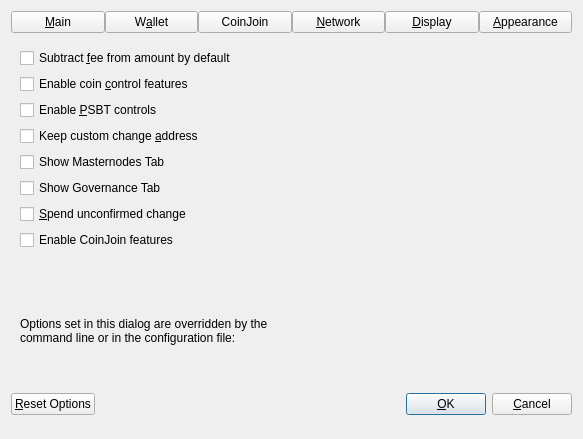
The window that src/qt/forms/optionsdialog.ui (dashpay/dash-dev-branches) describes before a commit, drawn with Qt 5.
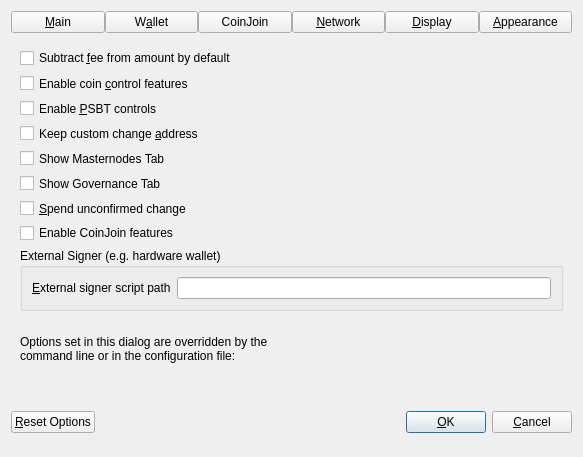
The same window after the commit. The open tabs and pages were chosen to show the change. Custom widgets are drawn as their Qt base class.

Commit message: Merge bitcoin-core/gui#4: UI external signer support (e.g. hardware wallet)

```diff
--- a/src/qt/forms/optionsdialog.ui
+++ b/src/qt/forms/optionsdialog.ui
@@ -409,6 +409,36 @@
          </item>
         </layout>
        </item>
+       <item>
+        <widget class="QGroupBox" name="groupBoxHww">
+         <property name="title">
+          <string>External Signer (e.g. hardware wallet)</string>
+         </property>
+         <layout class="QVBoxLayout" name="verticalLayoutHww">
+           <item>
+            <layout class="QHBoxLayout" name="horizontalLayoutHww">
+             <item>
+              <widget class="QLabel" name="externalSignerPathLabel">
+               <property name="text">
+                <string>&amp;External signer script path</string>
+               </property>
+               <property name="buddy">
+                <cstring>externalSignerPath</cstring>
+               </property>
+              </widget>
+             </item>
+             <item>
+              <widget class="QLineEdit" name="externalSignerPath">
+                <property name="toolTip">
+                  <string>Full path to a Dash Core compatible script (e.g. C:\Downloads\hwi.exe or /Users/you/Downloads/hwi.py). Beware: malware can steal your coins!</string>
+                </property>
+              </widget>
+             </item>
+            </layout>
+           </item>
+         </layout>
+        </widget>
+       </item>
        <item>
         <spacer name="verticalSpacer_Wallet">
          <property name="orientation">
```
The commit also changes 18 other files.
